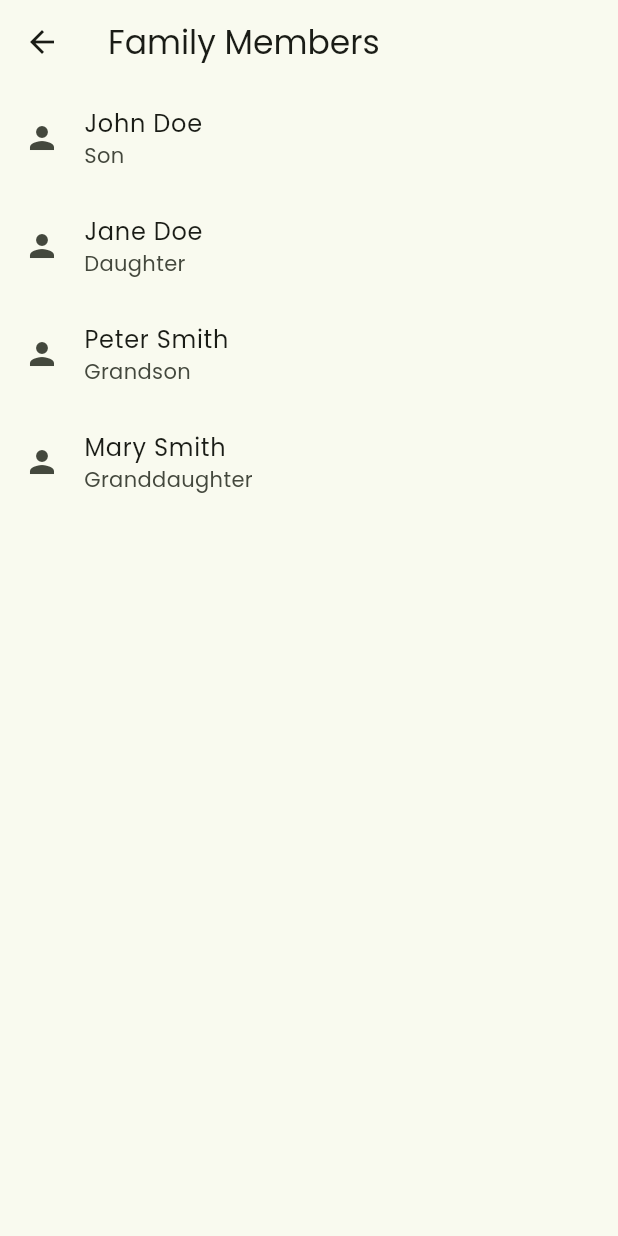
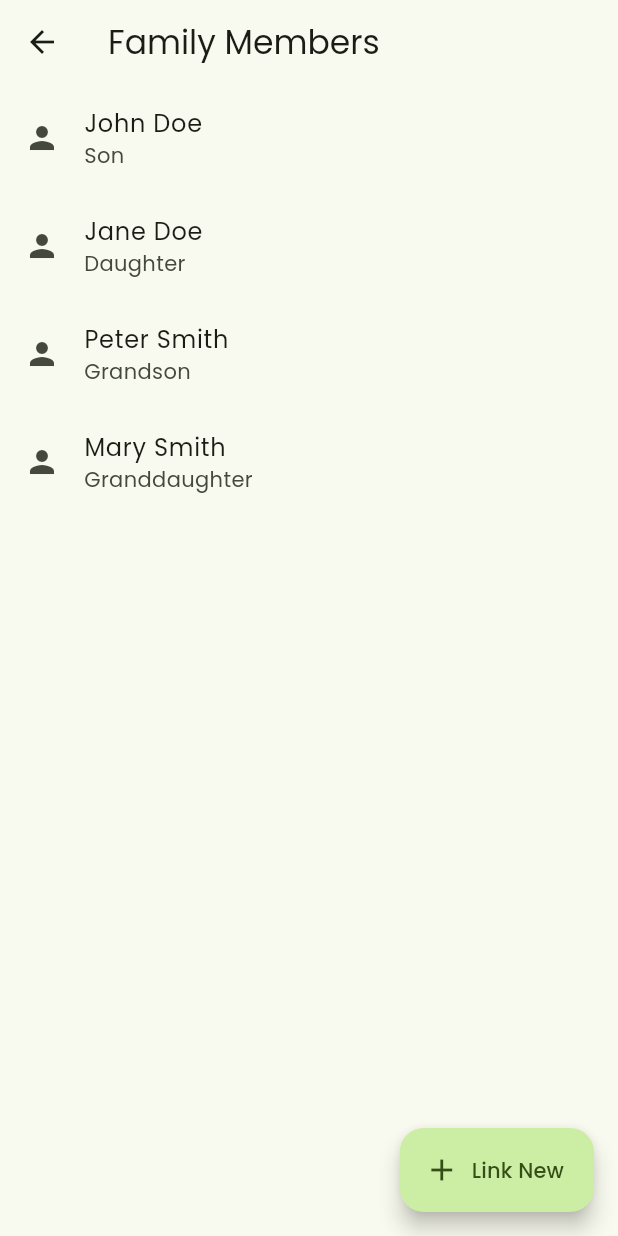
Before and after one commit to madhavanrmiitm/second-innings-app, a Flutter app: the FamilyView screen opened directly, on a phone screen of 412 x 824 dp. Run offline on Flutter 3.47's test engine with Material 3 defaults, Android fonts, the phone set to English and light mode, and no system bars; drawn by our look-alikes of dynamic_color; our stand-ins replace google_fonts.

Commit message:
Updated family_view.dart

```diff
--- a/second_innings/lib/dashboard/senior_citizen/views/family_view.dart
+++ b/second_innings/lib/dashboard/senior_citizen/views/family_view.dart
@@ -1,4 +1,5 @@
 import 'package:flutter/material.dart';
+import 'package:second_innings/dashboard/senior_citizen/views/link_new_family_member_page.dart';
 
 class FamilyView extends StatelessWidget {
   const FamilyView({super.key});
@@ -29,6 +30,17 @@ class FamilyView extends StatelessWidget {
           );
         },
       ),
+      floatingActionButton: FloatingActionButton.extended(
+        onPressed: () {
+          // Navigate to the LinkNewFamilyMemberPage
+          Navigator.push(
+            context,
+            MaterialPageRoute(builder: (context) => const LinkNewFamilyMemberPage()),
+          );
+        },
+        label: const Text('Link New'),
+        icon: const Icon(Icons.add),
+      ),
     );
   }
 }
```
